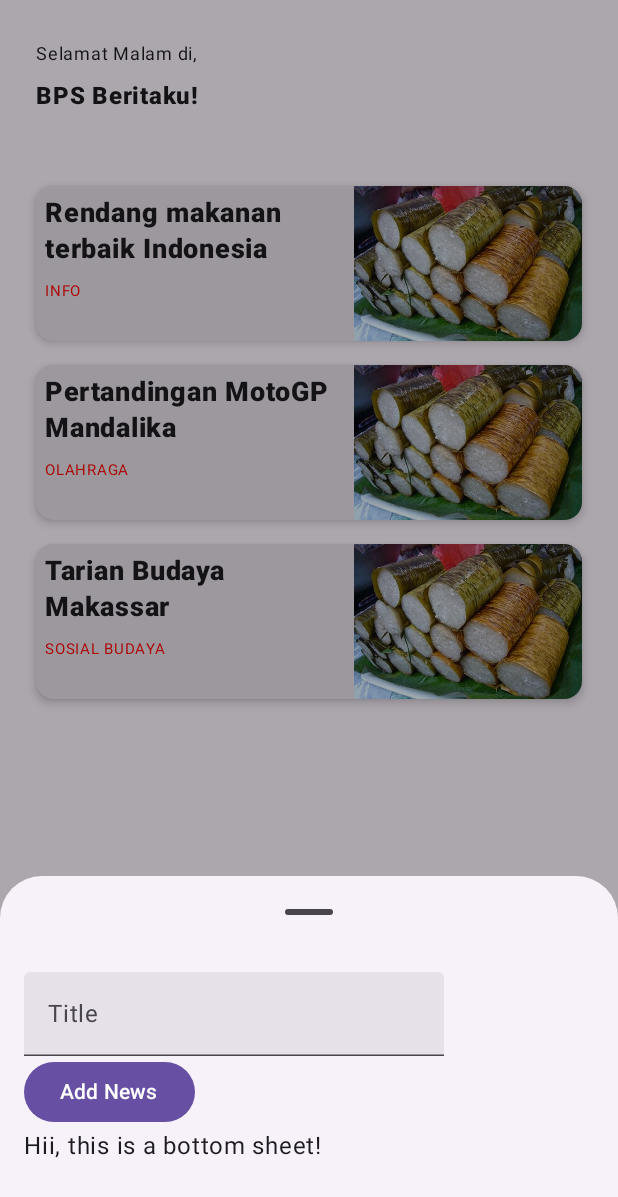
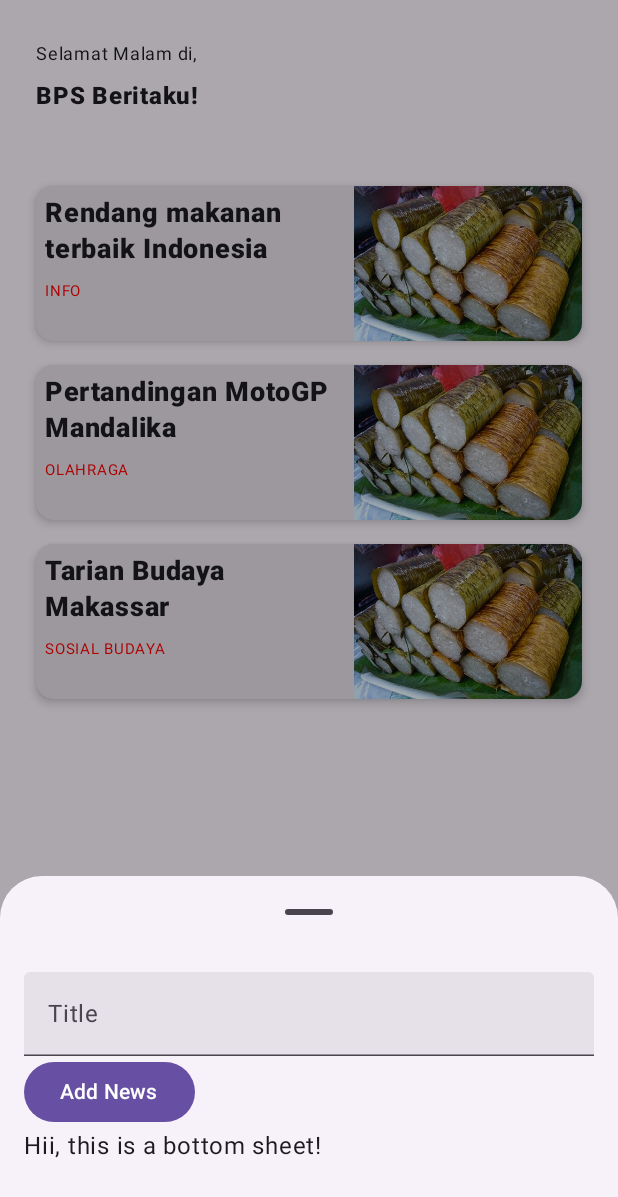
Before and after one commit to sanggar-id/bps, an Android app built with Jetpack Compose: the screen it shows after launch (HomeActivity), after a tap on "add", on a phone screen of 412 x 824 dp. Shown: the top 1197 px of the screen. Run offline under Robolectric (Android 15) with nearby library versions, the phone set to English and light mode, and no system bars; our stand-ins replace Dagger/Hilt's generated code.

Commit message:
fix: bottom sheet state and fill max width for textField

```diff
--- a/features/home/src/main/java/com/isfa/home/ui/NewsBottomSheet.kt
+++ b/features/home/src/main/java/com/isfa/home/ui/NewsBottomSheet.kt
@@ -2,6 +2,7 @@ package com.isfa.home.ui
 
 import androidx.compose.foundation.layout.PaddingValues
 import androidx.compose.foundation.layout.Spacer
+import androidx.compose.foundation.layout.fillMaxWidth
 import androidx.compose.foundation.layout.padding
 import androidx.compose.foundation.lazy.LazyColumn
 import androidx.compose.material3.Button
@@ -45,7 +46,8 @@ fun NewsBottomSheet(
                     },
                     onValueChange = {
                         title = it
-                    }
+                    },
+                    modifier = Modifier.fillMaxWidth()
                 )
             }
 
@@ -53,6 +55,7 @@ fun NewsBottomSheet(
                 Button(
                     onClick = {
                         onAddNewsClick(title, "ini category nya")
+                        onSheetDismiss()
 
                         coroutineScope.launch {
                             sheetState.hide()
```
